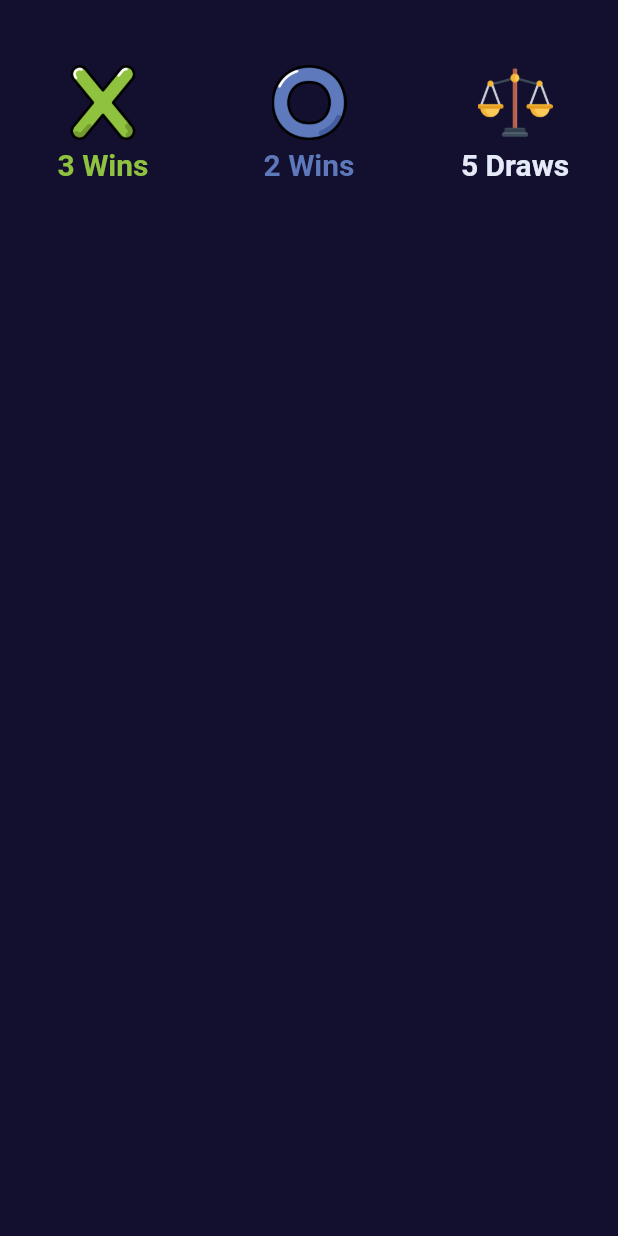
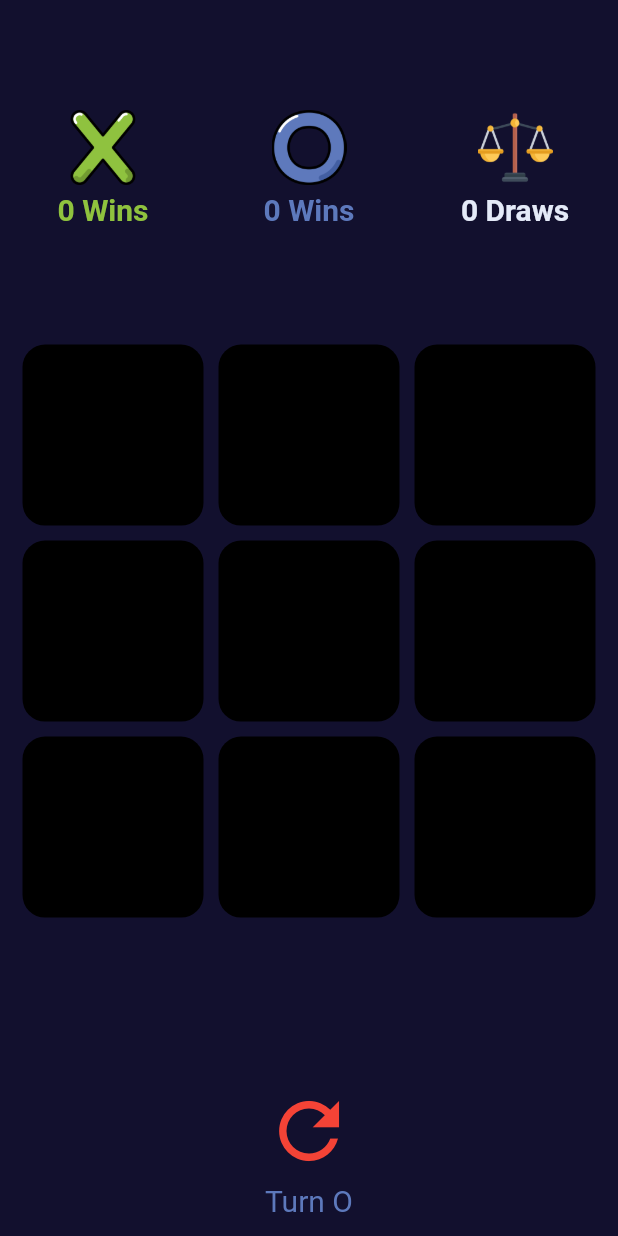
Before and after one commit to floKianB/Tic_Tac_Toe, a Flutter app: the screen it shows after launch, on a phone screen of 412 x 824 dp. Run offline on Flutter 3.47's test engine with Material 2 defaults, Android fonts, the phone set to English and light mode, and no system bars.

```diff
--- a/lib/main.dart
+++ b/lib/main.dart
@@ -1,4 +1,5 @@
 import 'package:flutter/material.dart';
+import 'package:tic_tac_toe/score_board.dart';
 
 void main() {
   runApp(TicTacToe());
@@ -12,7 +13,16 @@ class TicTacToe extends StatefulWidget {
 }
 
 class _TicTacToeState extends State<TicTacToe> {
+  bool turnO = true;
+  int xWins = 0;
+  int oWins = 0;
+  int draws = 0;
+  List<String> board = ['', '', '', '', '', '', '', '', '', ''];
+  int numberOfMoves = 0;
+  String? winner;
+
   @override
+
   Widget build(BuildContext context) {
     return MaterialApp(
       debugShowCheckedModeBanner: false,
@@ -26,88 +36,203 @@ class _TicTacToeState extends State<TicTacToe> {
 
               // SCORE BOARD
               Expanded(
-                flex: 2,
-                child: Row(
-                  children: [
-                    Expanded(
-                      flex: 3,
-                      child: Column(
-                        mainAxisAlignment: MainAxisAlignment.center,
-                        children: [
-                          Image.asset('images/X.png', width: 50),
-                          SizedBox(height: 5),
-                          Text("3 Wins",
-                            style: TextStyle(
-                              fontSize: 20,
-                              fontWeight: FontWeight.w600,
-                              color: Color(0xff8FC23E),
-                            ),
-                          )
-                        ],
-                      ),
-                    ),
-                    Expanded(
-                      flex: 3,
-                      child: Column(
-                        mainAxisAlignment: MainAxisAlignment.center,
-                        children: [
-                          Image.asset('images/O.png', width: 50),
-                          SizedBox(height: 5),
-                          Text("2 Wins",
-                            style: TextStyle(
-                              fontSize: 20,
-                              fontWeight: FontWeight.w600,
-                              color: Color(0xff5D79BC),
-                            ),
-                          )
-                        ],
-                      ),
-                    ),
-                    Expanded(
-                      flex: 3,
-                      child: Column(
-                        mainAxisAlignment: MainAxisAlignment.center,
-                        children: [
-                          Image.asset('images/D.png', width: 50),
-                          SizedBox(height: 5),
-                          Text("5 Draws",
-                            style: TextStyle(
-                              fontSize: 20,
-                              fontWeight: FontWeight.w600,
-                              color: Color(0xffE4EAF8),
-                            ),
-                          )
-                        ],
-                      ),
-                    ),
-                  ],
-                )
+                flex: 3,
+                child: ScoreBoard(oWins: oWins, xWins: xWins, draws: draws),
               ),
-
-
-
 
               // MAIN BOARD
               Expanded(
                 flex: 6,
                 child: Container(
+                  margin: EdgeInsets.symmetric(horizontal: 10, vertical: 0),
+                  child: GridView.builder(
+                    itemCount: 9,
+                    gridDelegate: SliverGridDelegateWithFixedCrossAxisCount(
+                      crossAxisCount: 3,
+                    ),
+                    itemBuilder: (BuildContext context, int index) {
+                      String item = board[index];
+                      String picSrc = "images/$item.png";
+                      return GestureDetector(
+                        child: Container(
+                          padding: EdgeInsets.all(20),
+                          margin: EdgeInsets.all(5),
+                          child: Content(item, picSrc),
+                          decoration: BoxDecoration(
+                            color: Colors.black,
+                            borderRadius: BorderRadius.circular(15),
+                          ),
+                        ),
+                        onTap:(){
+                          if(winner != null){
+                            return;
+                          }
+                            setState((){
+                              if(turnO){
+                                if(board[index] == ''){
+                                  board[index] = 'O';
+                                  numberOfMoves++;
+                                  CheckForWinner();
+                                  turnO = !turnO;
+                                }
+                              } else{
+                                if(board[index] == ''){
+                                  board[index] = 'X';
+                                  numberOfMoves++;
+                                  CheckForWinner();
+                                  turnO = !turnO;
+                                }
+                              }
+                            });
+                          }
 
+
+
+                      );
+                    },
+                  ),
                 )
               ),
-
 
 
               // TURN
               Expanded(
                 flex: 2,
-                child: Container(
+                child: Column(
+                  children: [
+                    Container(
+                      child: Text(
+                        GameResult(),
+                        style: TextStyle(
+                          color: Colors.white,
+                          fontSize: 30,
+                        ),
+                      ),
+                    ),
+                    SizedBox(height: 15),
+                    GestureDetector(
+                        child: Icon(Icons.refresh, size: 60, color: Colors.red),
+                        onTap:(){
+                          ClearGame();
+                        },
+                      ),
+                      SizedBox(height: 5),
+                      Text(
+                        turnO ? "Turn O" : "Turn X",
+                        style: TextStyle(
+                          color: turnO ? Color(0xff5D79BC) : Color(0xff8FC23E),
+                          fontSize: 20,
+                        ),
+                      ),
 
-                )
-              ),
+
+                  ],
+                ),
+
+                ),
             ],
           ),
         ),
       ),
     );
   }
+
+    Counter(int index){
+      if(board[index] == 'X'){
+        setState((){
+          xWins++;
+          winner = 'X';
+        });
+      }
+      if(board[index] == 'O'){
+        setState((){
+          oWins++;
+          winner = 'O';
+        });
+      }
+    }
+
+
+    CheckForWinner(){
+      // Horizontal Wins
+      if(board[0] == board[1] && board[1] == board[2] && board[0] != 0){
+        Counter(0);
+        return;
+      }
+      if(board[3] == board[4] && board[4] == board[5] && board[3] != 0){
+        Counter(3);
+        return;
+      }
+      if(board[6] == board[7] && board[7] == board[8] && board[6] != 0){
+        Counter(6);
+        return;
+      }
+      //Vertical Wins
+      if(board[0] == board[3] && board[3] == board[6] && board[0] != 0){
+        Counter(0);
+        return;
+      }
+      if(board[1] == board[4] && board[4] == board[7] && board[1] != 0){
+        Counter(1);
+        return;
+      }
+      if(board[2] == board[5] && board[5] == board[8] && board[2] != 0){
+        Counter(2);
+        return;
+      }
+      //Diagnol Wins
+      if(board[0] == board[4] && board[4] == board[8] && board[0] != 0){
+        Counter(0);
+        return;
+      }
+      if(board[2] == board[4] && board[4] == board[6] && board[2] != 0){
+        Counter(2);
+        return;
+      }
+      //Draw situation
+      else if(numberOfMoves == 9){
+        setState((){
+          draws++;
+        });
+        ClearGame();
+      }
+    }
+
+    ClearGame(){
+      setState((){
+        board = ['', '', '', '', '', '', '', '', '', ''];
+        numberOfMoves = 0;
+        turnO = true;
+        winner = null;
+      });
+    }
+
+
+    String GameResult(){
+      if(winner == 'X'){
+        return "X is the Winner";
+      }
+      if(winner == 'O'){
+        return "O is the Winner";
+      }
+      if(winner == ''){
+        return "Draws, Player Again";
+      }
+      else{
+        return "";
+      }
+    }
+
 }
+
+
+
+
+
+  Content(String item, String picSrc){
+    if(item != '' && item == 'O' || item == 'X'){
+      return(
+        Image.asset("$picSrc")
+      );
+    }
+  }
--- /dev/null
+++ b/lib/score_board.dart
@@ -0,0 +1,66 @@
+import 'package:flutter/material.dart';
+
+class ScoreBoard extends StatelessWidget {
+  ScoreBoard({Key? key, int this.oWins = 0, int this.xWins = 0, int this.draws = 0}) : super(key: key);
+  int oWins;
+  int xWins;
+  int draws;
+  @override
+  Widget build(BuildContext context) {
+    return Row(
+            children: [
+              Expanded(
+                flex: 3,
+                child: Column(
+                  mainAxisAlignment: MainAxisAlignment.center,
+                  children: [
+                    Image.asset('images/X.png', width: 50),
+                    SizedBox(height: 5),
+                    Text("$xWins Wins",
+                      style: TextStyle(
+                        fontSize: 20,
+                        fontWeight: FontWeight.w600,
+                        color: Color(0xff8FC23E),
+                      ),
+                    )
+                  ],
+                ),
+              ),
+              Expanded(
+                flex: 3,
+                child: Column(
+                  mainAxisAlignment: MainAxisAlignment.center,
+                  children: [
+                    Image.asset('images/O.png', width: 50),
+                    SizedBox(height: 5),
+                    Text("$oWins Wins",
+                      style: TextStyle(
+                        fontSize: 20,
+                        fontWeight: FontWeight.w600,
+                        color: Color(0xff5D79BC),
+                      ),
+                    )
+                  ],
+                ),
+              ),
+              Expanded(
+                flex: 3,
+                child: Column(
+                  mainAxisAlignment: MainAxisAlignment.center,
+                  children: [
+                    Image.asset('images/D.png', width: 50),
+                    SizedBox(height: 5),
+                    Text("$draws Draws",
+                      style: TextStyle(
+                        fontSize: 20,
+                        fontWeight: FontWeight.w600,
+                        color: Color(0xffE4EAF8),
+                      ),
+                    )
+                  ],
+                ),
+              ),
+            ],
+    );
+  }
+}
```
